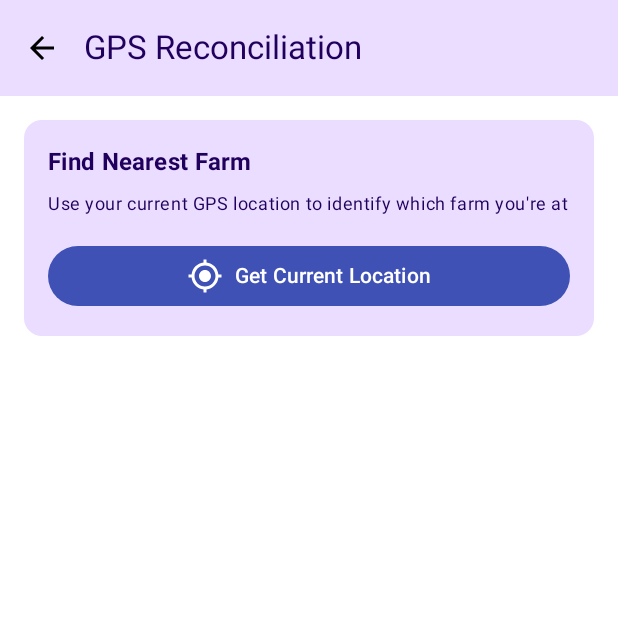
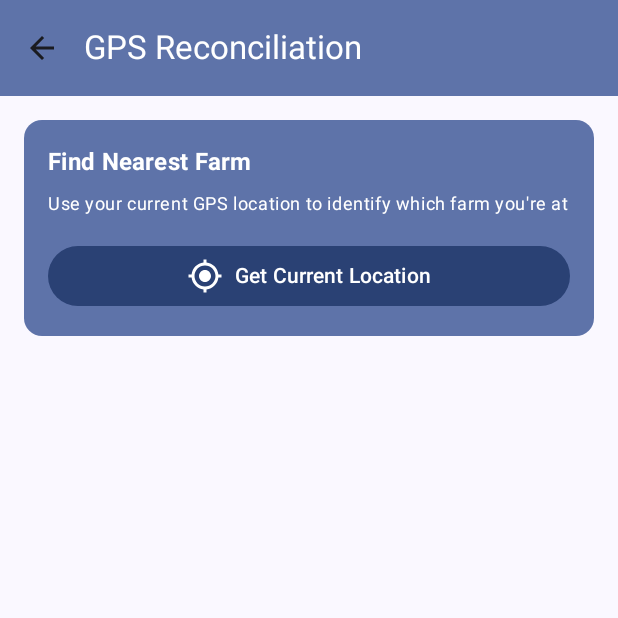
Before and after one commit to 1andrewprice6-jpg/FarmDirectoryPro, an Android app built with Jetpack Compose: the screen it shows after launch (MainActivity), item 2 of the bottom bar chosen, on a phone screen of 412 x 824 dp, the top half of it. Run offline under Robolectric (Android 15) with nearby library versions, the light colour scheme and no system bars; our stand-ins replace Room's generated code, paging; 11 statements that could not run were skipped.

Commit message:
feat: Add Material3 dynamic color theming, HD components, smooth animations and shimmer effects

```diff
--- a/app/src/main/java/com/example/farmdirectoryupgraded/ui/theme/Color.kt
+++ b/app/src/main/java/com/example/farmdirectoryupgraded/ui/theme/Color.kt
@@ -2,8 +2,30 @@ package com.example.farmdirectoryupgraded.ui.theme
 
 import androidx.compose.ui.graphics.Color
 
-val PrimaryBlue = Color(0xFF3F51B5)
-val DarkBlue = Color(0xFF303F9F)
-val White = Color(0xFFFFFFFF)
-val TransparentBlack = Color(0x80000000) // 50% transparent black for text on light backgrounds
-val TransparentWhite = Color(0x99FFFFFF) // 60% transparent white for text on dark backgrounds
+// Primary - Earthy Green
+val FarmGreen80 = Color(0xFF86EFAC)
+val FarmGreen40 = Color(0xFF16A34A)
+val FarmGreen20 = Color(0xFF14532D)
+
+// Secondary - Warm Amber
+val HarvestAmber80 = Color(0xFFFCD34D)
+val HarvestAmber40 = Color(0xFFD97706)
+val HarvestAmber20 = Color(0xFF92400E)
+
+// Tertiary - Sky Blue
+val SkyBlue80 = Color(0xFF7DD3FC)
+val SkyBlue40 = Color(0xFF0284C7)
+val SkyBlue20 = Color(0xFF0C4A6E)
+
+// Background & Surface
+val FarmBackground = Color(0xFFF0FDF4)
+val FarmSurface = Color(0xFFFFFFFF)
+val FarmSurfaceVariant = Color(0xFFDCFCE7)
+val DarkBackground = Color(0xFF0A1F0F)
+val DarkSurface = Color(0xFF132218)
+val DarkSurfaceVariant = Color(0xFF1E3A28)
+
+// Accent
+val SunriseOrange = Color(0xFFFB923C)
+val SoilBrown = Color(0xFF92400E)
+val MorningMist = Color(0xFFECFDF5)
--- a/app/src/main/java/com/example/farmdirectoryupgraded/ui/theme/Theme.kt
+++ b/app/src/main/java/com/example/farmdirectoryupgraded/ui/theme/Theme.kt
@@ -2,51 +2,48 @@ package com.example.farmdirectoryupgraded.ui.theme
 
 import android.app.Activity
 import android.os.Build
+import androidx.compose.animation.animateColorAsState
+import androidx.compose.animation.core.tween
 import androidx.compose.foundation.isSystemInDarkTheme
-import androidx.compose.material3.MaterialTheme
-import androidx.compose.material3.darkColorScheme
-import androidx.compose.material3.dynamicDarkColorScheme
-import androidx.compose.material3.dynamicLightColorScheme
-import androidx.compose.material3.lightColorScheme
-import androidx.compose.runtime.Composable
-import androidx.compose.runtime.SideEffect
-import androidx.compose.ui.graphics.Color
+import androidx.compose.material3.*
+import androidx.compose.runtime.*
 import androidx.compose.ui.graphics.toArgb
 import androidx.compose.ui.platform.LocalContext
 import androidx.compose.ui.platform.LocalView
 import androidx.core.view.WindowCompat
 
-private val DarkColorScheme = darkColorScheme(
-    primary = DarkBlue,
-    secondary = PrimaryBlue,
-    tertiary = White,
-    background = Color(0xFF121212),
-    surface = Color(0xFF121212),
-    onPrimary = White,
-    onSecondary = White,
-    onTertiary = Color.Black,
-    onBackground = White,
-    onSurface = White,
+private val FarmDarkColorScheme = darkColorScheme(
+    primary = FarmGreen80,
+    secondary = HarvestAmber80,
+    tertiary = SkyBlue80,
+    background = DarkBackground,
+    surface = DarkSurface,
+    surfaceVariant = DarkSurfaceVariant,
+    onPrimary = FarmGreen20,
+    onSecondary = HarvestAmber20,
+    onTertiary = SkyBlue20,
+    onBackground = MorningMist,
+    onSurface = MorningMist,
 )
 
-private val LightColorScheme = lightColorScheme(
-    primary = PrimaryBlue,
-    secondary = DarkBlue,
-    tertiary = Color.Black,
-    background = White,
-    surface = White,
-    onPrimary = White,
-    onSecondary = White,
-    onTertiary = White,
-    onBackground = Color.Black,
-    onSurface = Color.Black,
+private val FarmLightColorScheme = lightColorScheme(
+    primary = FarmGreen40,
+    secondary = HarvestAmber40,
+    tertiary = SkyBlue40,
+    background = FarmBackground,
+    surface = FarmSurface,
+    surfaceVariant = FarmSurfaceVariant,
+    onPrimary = FarmSurface,
+    onSecondary = FarmSurface,
+    onTertiary = FarmSurface,
+    onBackground = FarmGreen20,
+    onSurface = FarmGreen20,
 )
 
 @Composable
 fun FarmDirectoryTheme(
     darkTheme: Boolean = isSystemInDarkTheme(),
-    // Dynamic color is available on Android 12+
-    dynamicColor: Boolean = false,
+    dynamicColor: Boolean = true,
     content: @Composable () -> Unit
 ) {
     val colorScheme = when {
@@ -54,16 +51,16 @@ fun FarmDirectoryTheme(
             val context = LocalContext.current
             if (darkTheme) dynamicDarkColorScheme(context) else dynamicLightColorScheme(context)
         }
+        darkTheme -> FarmDarkColorScheme
+        else -> FarmLightColorScheme
+    }
 
-        darkTheme -> DarkColorScheme
-        else -> LightColorScheme
-    }
     val view = LocalView.current
     if (!view.isInEditMode) {
         SideEffect {
             val window = (view.context as Activity).window
             window.statusBarColor = colorScheme.primary.toArgb()
-            WindowCompat.getInsetsController(window, view).isAppearanceLightStatusBars = darkTheme
+            WindowCompat.getInsetsController(window, view).isAppearanceLightStatusBars = !darkTheme
         }
     }
 
```
Also changed, not shown: app/src/main/java/com/example/farmdirectoryupgraded/ui/animations/TransitionAnimations.kt (added, +93 -0 lines), app/src/main/java/com/example/farmdirectoryupgraded/ui/components/HDComponents.kt (added, +143 -0 lines).
